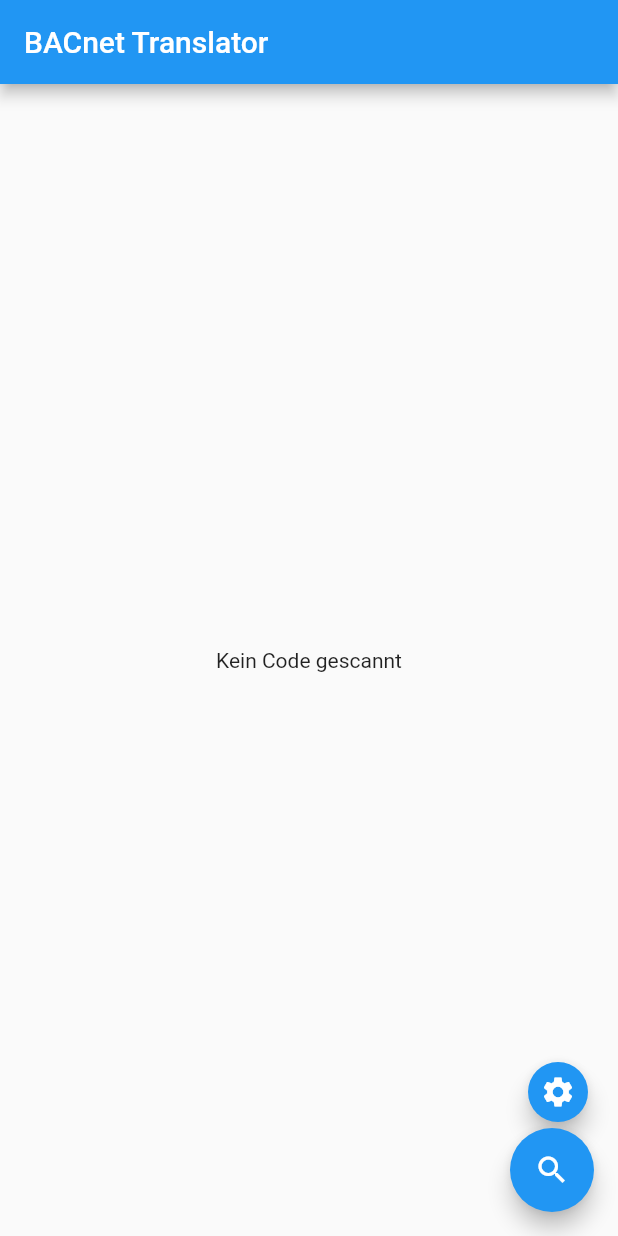
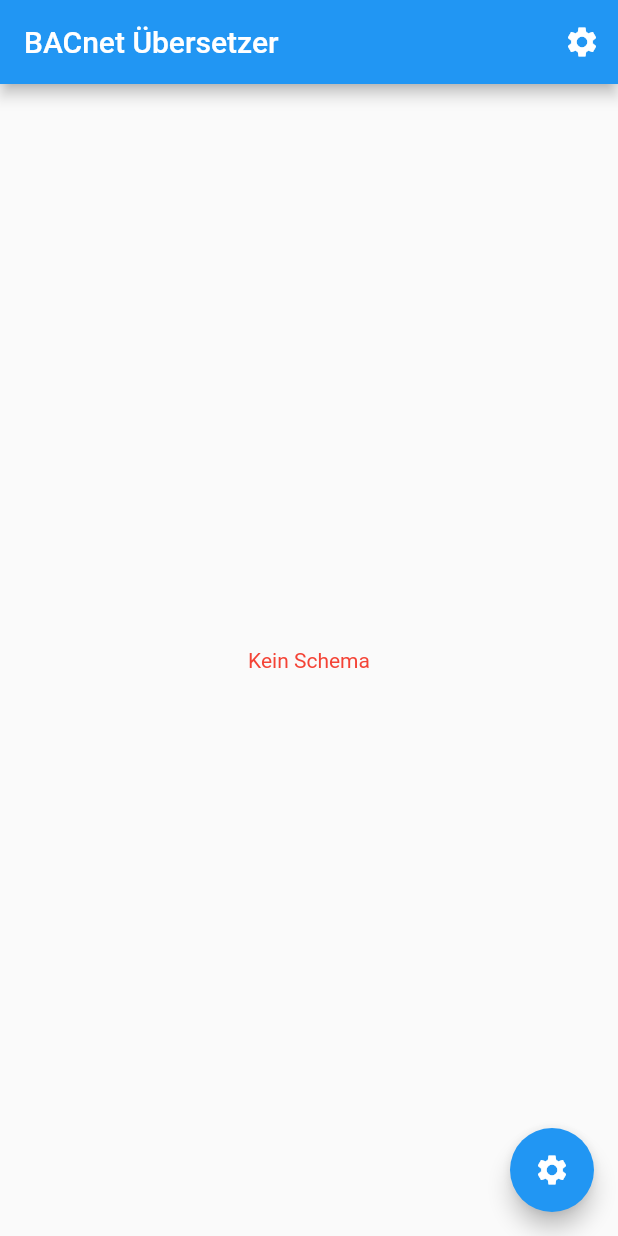
Before and after one commit to noell-dev/qr_translator, a Flutter app: the screen it shows after launch, on a phone screen of 412 x 824 dp. Run offline on Flutter 3.47's test engine with Material 2 defaults, Android fonts, the phone set to English and light mode, and no system bars; our stand-ins replace shared_preferences; missing offline and left inert: qr_code_scanner.

Commit message:
Added Settings.
1. Form to enter adress of scheme.json
2. Retrieving and basic validation of JSON

```diff
--- a/lib/main.dart
+++ b/lib/main.dart
@@ -1,31 +1,30 @@
+import 'package:flutter/material.dart';
+
 import 'package:bacnet_translator/widget-ua.dart';
 import 'package:bacnet_translator/widget-qr.dart';
-import 'package:flutter/material.dart';
+import 'package:bacnet_translator/widget-settings.dart';
 
-var no_code = Center(
-    // Center is a layout widget. It takes a single child and positions it
-    // in the middle of the parent.
+
+var noCode = Center(
     child: Column(
-      // Column is also a layout widget. It takes a list of children and
-      // arranges them vertically. By default, it sizes itself to fit its
-      // children horizontally, and tries to be as tall as its parent.
-      //
-      // Invoke "debug painting" (press "p" in the console, choose the
-      // "Toggle Debug Paint" action from the Flutter Inspector in Android
-      // Studio, or the "Toggle Debug Paint" command in Visual Studio Code)
-      // to see the wireframe for each widget.
-      //
-      // Column has various properties to control how it sizes itself and
-      // how it positions its children. Here we use mainAxisAlignment to
-      // center the children vertically; the main axis here is the vertical
-      // axis because Columns are vertical (the cross axis would be
-      // horizontal).
       mainAxisAlignment: MainAxisAlignment.center,
       children: <Widget>[
-        Text("Kein Code gescannt"),
+        Text("Kein Code gescannt"), // Todo: Translation
       ],
     ),
   );
+var noFile = Center(
+    child: Column(
+      mainAxisAlignment: MainAxisAlignment.center,
+      children: <Widget>[
+        Text(
+          "Kein Schema", // Todo: Translation
+          style: TextStyle(color: Colors.red),
+        ),
+      ],
+    ),
+  );
+
 
 class QROverlay extends StatelessWidget {
 
@@ -71,35 +70,23 @@ class MyApp extends StatelessWidget {
   @override
   Widget build(BuildContext context) {
     return MaterialApp(
-      title: 'BACnet Translator',
+      title: 'BACnet Übersetzer', // ToDo: Translate
       theme: ThemeData(
-        // This is the theme of your application.
-        //
-        // Try running your application with "flutter run". You'll see the
-        // application has a blue toolbar. Then, without quitting the app, try
-        // changing the primarySwatch below to Colors.green and then invoke
-        // "hot reload" (press "r" in the console where you ran "flutter run",
-        // or simply save your changes to "hot reload" in a Flutter IDE).
-        // Notice that the counter didn't reset back to zero; the application
-        // is not restarted.
         primarySwatch: Colors.blue,
       ),
-      home: MyHomePage(title: 'BACnet Translator'),
+      home: MyHomePage(title: 'BACnet Übersetzer', storage: JsonStorage()), // ToDo: Translate
     );
   }
 }
 
 class MyHomePage extends StatefulWidget {
-  MyHomePage({Key key, this.title}) : super(key: key);
+  final JsonStorage storage;
 
-  // This widget is the home page of your application. It is stateful, meaning
-  // that it has a State object (defined below) that contains fields that affect
-  // how it looks.
-
-  // This class is the configuration for the state. It holds the values (in this
-  // case the title) provided by the parent (in this case the App widget) and
-  // used by the build method of the State. Fields in a Widget subclass are
-  // always marked "final".
+  MyHomePage({
+    Key key,
+    this.title,
+    @required this.storage
+  }) : super(key: key);
 
   final String title;
 
@@ -108,7 +95,9 @@ class MyHomePage extends StatefulWidget {
 }
 
 class _MyHomePageState extends State<MyHomePage> {
-  Widget result = no_code;
+  bool _hideButton = true;
+  String _jsonString = "file_error";
+  Widget _result = noFile;
 
   void _showOverlay(BuildContext context) async {
       final code = await Navigator.push(
@@ -118,13 +107,37 @@ class _MyHomePageState extends State<MyHomePage> {
       );
       if (code != null) {
         setState(() {
-          result = UaWidget(adress: code);
+          _result = UaWidget(
+            adress: code,
+            jsonString: _jsonString
+          );
         });
       } else {
         setState(() {
-          result = no_code;
+          _result = noCode;
         });
       }
+  }
+
+  @override
+  void initState() {
+    super.initState();
+    widget.storage.readJsonStore().then((String json) {
+      if (json == "file_error") {
+        setState(() {
+          _hideButton = true;
+          _jsonString = json;
+          _result = noFile;
+        });
+      } else {
+        setState(() {
+          _hideButton = false;
+          _jsonString = json;
+          _result = noCode;
+        });
+      }
+
+    });
   }
 
   @override
@@ -140,27 +153,31 @@ class _MyHomePageState extends State<MyHomePage> {
         // Here we take the value from the MyHomePage object that was created by
         // the App.build method, and use it to set our appbar title.
         title: Text(widget.title),
+        actions: <Widget>[
+          IconButton(
+            icon: Icon(Icons.settings),
+            onPressed: () {
+              Navigator.push(
+                context, MaterialPageRoute(builder: (context) => SettingsWidget()));
+            },
+          )
+        ],
       ),
-      body: result,
-      floatingActionButton: Column(
-        mainAxisAlignment: MainAxisAlignment.end,
-        crossAxisAlignment: CrossAxisAlignment.end,
-        children: <Widget>[
-          FloatingActionButton(
-            mini: true,
-            onPressed: () => _showOverlay(context),
-            tooltip: 'Settings',
-            child: Icon(Icons.settings),
-            heroTag: 1,
-          ), // This trailing comma makes auto-formatting nicer for build methods.
-          FloatingActionButton(
-            onPressed: () => _showOverlay(context),
-            tooltip: 'Scan Code',
-            child: Icon(Icons.search),
-            heroTag: 2,
-          ),
-        ],
-      )
+      body: _result,
+      floatingActionButton: _hideButton ? FloatingActionButton(
+        onPressed: () {
+          Navigator.push(
+            context, MaterialPageRoute(builder: (context) => SettingsWidget()));
+        },
+        tooltip: 'Einstellungen', // ToDo: Translate
+        child: Icon(Icons.settings),
+        heroTag: 1,
+      ) : FloatingActionButton(
+        onPressed: () => _showOverlay(context),
+        tooltip: 'Code Scannen', // ToDo: Translate
+        child: Icon(Icons.search),
+        heroTag: 1,
+      ),
     );
   }
 }
--- a/pubspec.yaml
+++ b/pubspec.yaml
@@ -17,6 +17,8 @@ environment:
   sdk: ">=2.1.0 <3.0.0"
 
 dependencies:
+  path_provider: ^1.6.0
+  shared_preferences: ^0.5.6
   http: ^0.12.0
   qr_code_scanner: ^0.0.12
   flutter:
```
Also changed, not shown: lib/widget-settings.dart (+159 -3 lines), lib/widget-ua.dart (+10 -5 lines), pubspec.lock.
